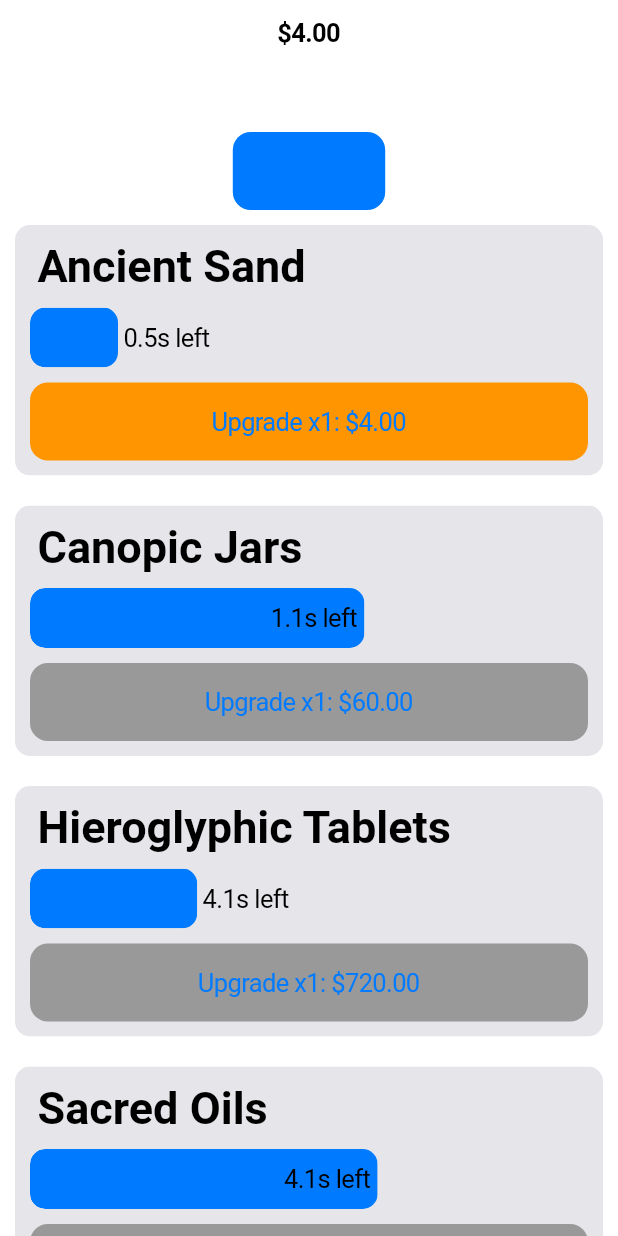
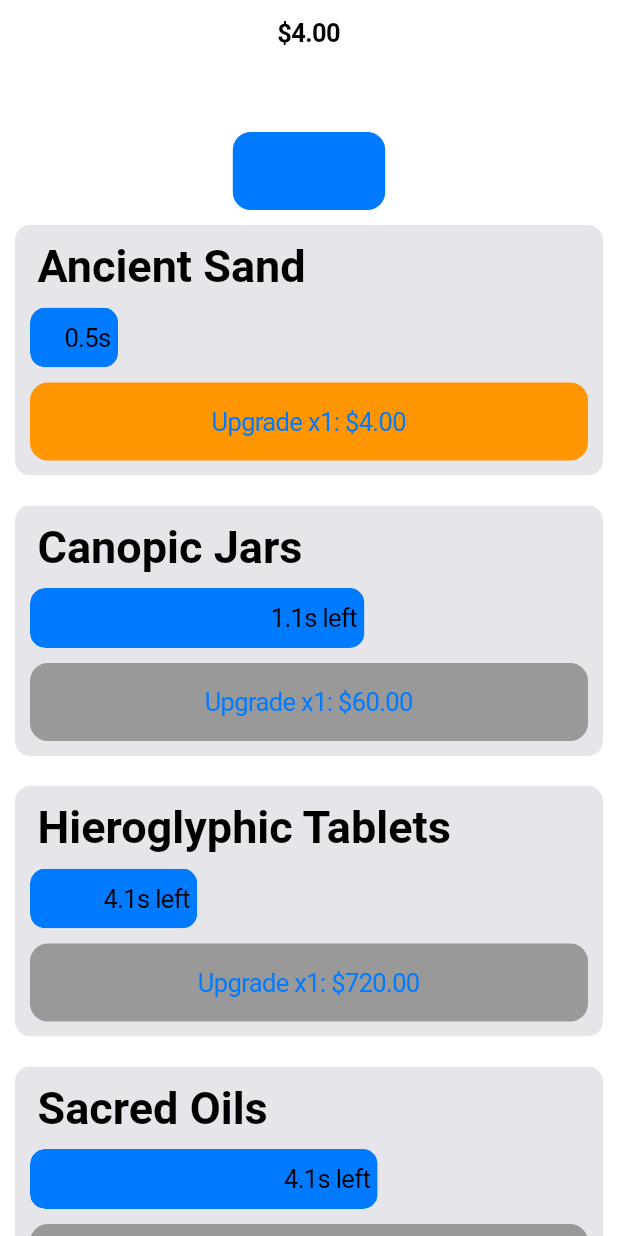
Before and after one commit to Firebolt9907/time_travel, a Flutter app: the screen it shows after launch, on a phone screen of 412 x 824 dp. Run offline on Flutter 3.47's test engine with Material 2 defaults, Android fonts, the phone set to English and light mode, and no system bars; drawn by our look-alikes of modal_bottom_sheet; our stand-ins replace dynamic_color, firebase_auth, firebase_core, flutter_bounceable; accounts and stored records are empty.

Commit message:
Auto Commit

```diff
--- a/lib/components/item.dart
+++ b/lib/components/item.dart
@@ -117,12 +117,7 @@ class _ItemWidgetState extends State<ItemWidget> {
                                             child: Padding(
                                               padding: const EdgeInsets.only(
                                                   right: 5.0),
-                                              child: (time.value %
-                                                              widget
-                                                                  .totalTime) /
-                                                          widget.totalTime >
-                                                      0.5
-                                                  ? Text(
+                                              child: Text(
                                                       (((widget.totalTime - (time.value % widget.totalTime)) /
                                                                           12)
                                                                       .round() /
@@ -136,32 +131,9 @@ class _ItemWidgetState extends State<ItemWidget> {
                                                       style: TextStyle(
                                                         color: Colors.black,
                                                       ),
-                                                    )
-                                                  : Container(),
+                                                    ),
                                             ),
                                           )),
-                                      (time.value % widget.totalTime) /
-                                                  widget.totalTime <=
-                                              0.5
-                                          ? Text(
-                                              ' ' +
-                                                  (((widget.totalTime -
-                                                                      (time.value %
-                                                                          widget
-                                                                              .totalTime)) /
-                                                                  12)
-                                                              .round() /
-                                                          10)
-                                                      .toString() +
-                                                  's left',
-                                              maxLines: 1,
-                                              overflow: TextOverflow.clip,
-                                              textAlign: TextAlign.end,
-                                              style: TextStyle(
-                                                  // color: Colors.black,
-                                                  ),
-                                            )
-                                          : Container(),
                                     ],
                                   );
                                 }),
```
